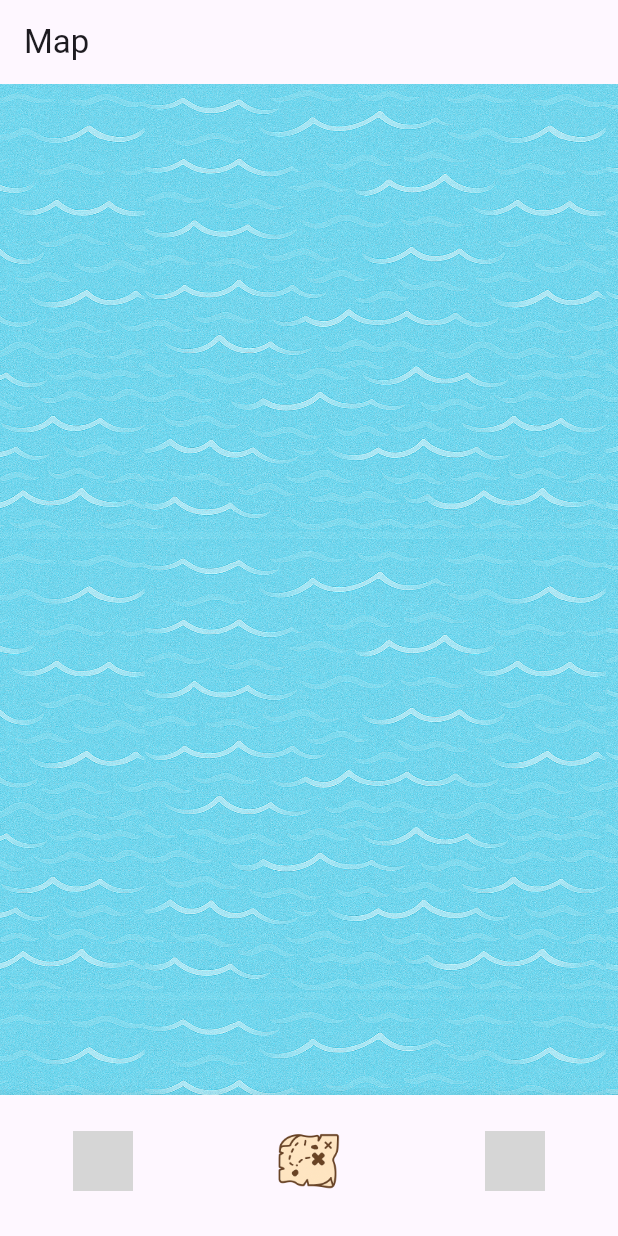
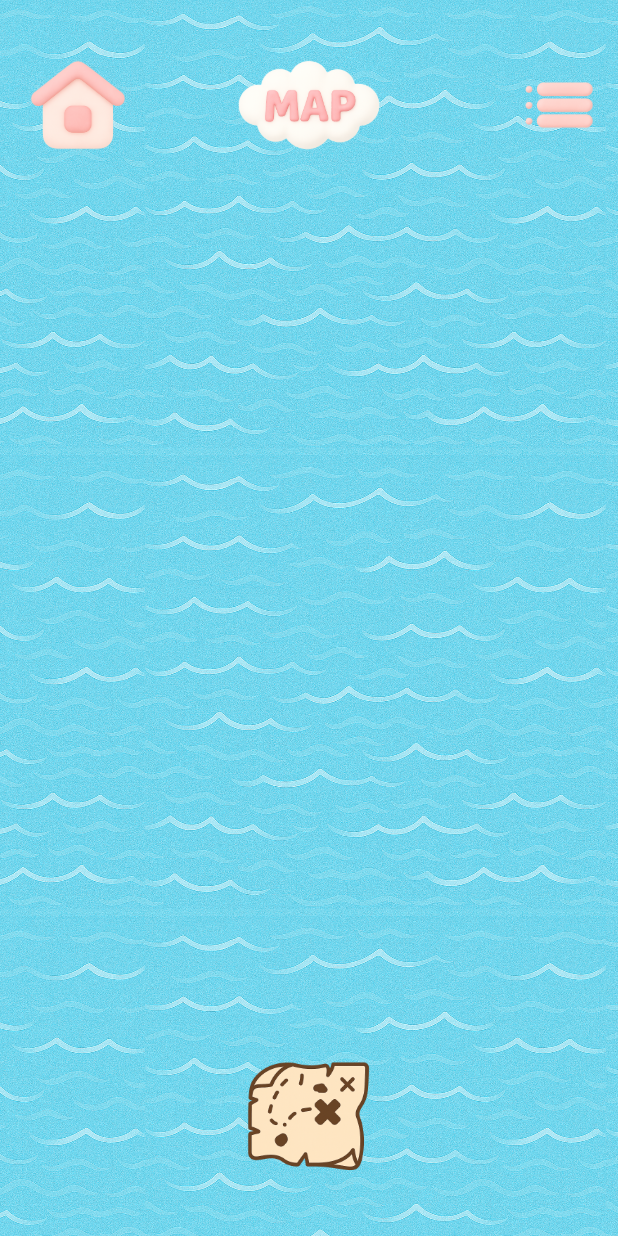
Before and after one commit to penginfly/giragiramap, a Flutter app: the screen it shows once a user with an empty profile is signed in, on a phone screen of 412 x 824 dp. Run offline on Flutter 3.47's test engine with Material 3 defaults, Android fonts, the phone set to English and light mode, and no system bars; our stand-ins replace cloud_firestore, firebase_auth, firebase_core; accounts and stored records are empty; grey boxes are pictures that could not be loaded.

Commit message:
ナビゲーションボタンとか色々変えたよー〜ー

```diff
--- a/lib/pages/main_screen.dart
+++ b/lib/pages/main_screen.dart
@@ -1,9 +1,9 @@
 // lib/pages/main_screen.dart
 import 'package:flutter/material.dart';
+import 'package:flutter/services.dart';
 import 'mylist_page.dart';
 import 'continent_map_demo_page.dart';
 import 'user_page.dart';
-
 
 class MainScreen extends StatefulWidget {
   const MainScreen({super.key});
@@ -15,48 +15,132 @@ class _MainScreenState extends State<MainScreen> {
   int _selectedIndex = 1; // 真ん中のMapを初期表示
 
   final _pages = const [
-    MyListPage(), // 左：リスト（中身だけ）
-    ContinentMapScrollablePage(), // 中：マップ（中身だけに揃えるのが◎）
-    UserPage(), // 右：ユーザー（中身だけ）
+    MyListPage(), // 0: My Pins
+    ContinentMapScrollablePage(), // 1: Map
+    UserPage(), // 2: User
   ];
+
+  // AppBarタイトル用の雲画像
+  static const _titleImages = <String>[
+    'assets/images/mypins_cloud.png', // My Pins
+    'assets/images/map_cloud.png', // Map
+    'assets/images/user_cloud.png', // User
+  ];
+
+  static const _fallbackLabels = <String>['My Pins', 'Map', 'User'];
+
+  // ナビゲーション用 透過PNG（背景なし）
+  static const _btnUser = 'assets/icons/icon_home.png';
+  static const _btnList = 'assets/icons/icon_list.png';
+  static const _btnMapBig = 'assets/icons/icon_map.png';
+
+  Widget _buildAppBarTitle() {
+    final path = _titleImages[_selectedIndex];
+    return SizedBox(
+      key: ValueKey(path),
+      height: 100, // 雲タイトルを大きめに
+      child: Image.asset(
+        path,
+        fit: BoxFit.contain,
+        errorBuilder: (_, __, ___) => Text(_fallbackLabels[_selectedIndex]),
+      ),
+    );
+  }
 
   @override
   Widget build(BuildContext context) {
     return Scaffold(
-      appBar: AppBar(title: Text(['My Pins', 'Map', 'User'][_selectedIndex])),
-      body: IndexedStack(index: _selectedIndex, children: _pages),
-      bottomNavigationBar: BottomNavigationBar(
-        currentIndex: _selectedIndex,
-        onTap: (i) => setState(() => _selectedIndex = i),
-        showSelectedLabels: false, // ← これ！
-        showUnselectedLabels: false, // ← これ！
-        items: [
-          BottomNavigationBarItem(
-            icon: Image.asset(
-              'assets/icons/icon_list.png',
-              width: 40,
-              height: 40,
+      // 本文をAppBarの背面まで広げる（雲とボタンだけが上に重なる）
+      extendBodyBehindAppBar: true,
+
+      appBar: AppBar(
+        centerTitle: true,
+        toolbarHeight: 140, // 雲タイトルと同じ高さに左/右ボタンを揃える
+        backgroundColor: Colors.transparent,
+        elevation: 0,
+        scrolledUnderElevation: 0,
+        surfaceTintColor: Colors.transparent,
+        systemOverlayStyle: SystemUiOverlayStyle.dark,
+
+        // 左上：ユーザーボタン（家アイコンを大きめに表示）
+        leadingWidth: 96, // ← 余裕を持たせる
+        leading: Padding(
+          padding: const EdgeInsets.only(left: 8),
+          child: _TapImageButton(
+            path: _btnUser,
+            size: 56, // ← 家のアイコンサイズ
+            onTap: () => setState(() => _selectedIndex = 2), // User
+          ),
+        ),
+
+        // 右上：リストボタン（小さめに表示）
+        actions: [
+          Padding(
+            padding: const EdgeInsets.only(right: 8),
+            child: _TapImageButton(
+              path: _btnList,
+              size: 64, // ← リストのアイコンサイズ
+              onTap: () => setState(() => _selectedIndex = 0), // My Pins
             ),
-            label: 'list', // label 自体はダミーでOK
           ),
-          BottomNavigationBarItem(
-            icon: Image.asset(
-              'assets/icons/icon_map.png',
-              width: 60,
-              height: 60,
+        ],
+
+        // 中央：雲タイトル（選択中ページに合わせて切替）
+        title: AnimatedSwitcher(
+          duration: const Duration(milliseconds: 200),
+          child: _buildAppBarTitle(),
+        ),
+      ),
+
+      body: Stack(
+        children: [
+          // ページ本体
+          IndexedStack(index: _selectedIndex, children: _pages),
+
+          // 下中央：大きいMapボタン（透過画像）
+          SafeArea(
+            child: Align(
+              alignment: Alignment.bottomCenter,
+              child: Padding(
+                padding: const EdgeInsets.only(bottom: 20),
+                child: _TapImageButton(
+                  path: _btnMapBig,
+                  size: 120, // 大きめに
+                  onTap: () => setState(() => _selectedIndex = 1), // Map
+                ),
+              ),
             ),
-            label: 'map',
-          ),
-          BottomNavigationBarItem(
-            icon: Image.asset(
-              'assets/icons/icon_user.png',
-              width: 40,
-              height: 40,
-            ),
-            label: 'user',
           ),
         ],
       ),
     );
   }
 }
+
+// 画像だけでタップできる透明ボタン
+class _TapImageButton extends StatelessWidget {
+  final String path;
+  final double size;
+  final VoidCallback onTap;
+  const _TapImageButton({
+    required this.path,
+    required this.onTap,
+    this.size = 56,
+  });
+
+  @override
+  Widget build(BuildContext context) {
+    return Material(
+      type: MaterialType.transparency, // 背景なし
+      child: InkWell(
+        onTap: onTap,
+        borderRadius: BorderRadius.circular(size / 2),
+        child: SizedBox(
+          width: size,
+          height: size,
+          child: Image.asset(path, fit: BoxFit.contain),
+        ),
+      ),
+    );
+  }
+}
```
Also changed, not shown: pubspec.yaml (+5 -2 lines), assets/icons/icon_home.png (added), assets/icons/icon_list.png (added), assets/images/ChatGPT Image 2025年8月17日 09_17_20.png (deleted), assets/images/map_cloud.png (added), assets/images/mypins_cloud.png (added), assets/images/user_cloud.png (added), pubspec.lock, 2 other files.
